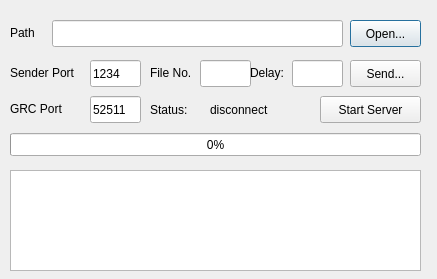
This is file_send.ui in ArtisticZhao/file_sender_to_GNURadio as Qt 5 draws it before an edit. The edited form follows.
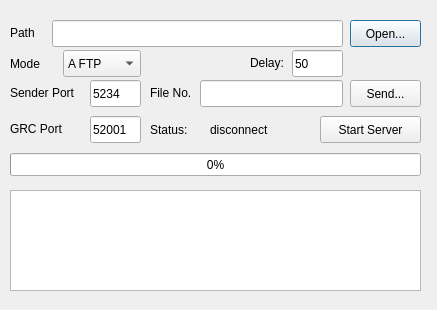
This is the edited form.

```diff
--- a/file_send.ui
+++ b/file_send.ui
@@ -7,7 +7,7 @@
     <x>0</x>
     <y>0</y>
     <width>437</width>
-    <height>279</height>
+    <height>310</height>
    </rect>
   </property>
   <property name="windowTitle">
@@ -53,7 +53,7 @@
    <property name="geometry">
     <rect>
      <x>10</x>
-     <y>170</y>
+     <y>190</y>
      <width>411</width>
      <height>101</height>
     </rect>
@@ -63,20 +63,20 @@
    <property name="geometry">
     <rect>
      <x>90</x>
-     <y>96</y>
+     <y>116</y>
      <width>51</width>
      <height>27</height>
     </rect>
    </property>
    <property name="text">
-    <string>52511</string>
+    <string>52001</string>
    </property>
   </widget>
   <widget class="QLabel" name="label_2">
    <property name="geometry">
     <rect>
      <x>10</x>
-     <y>100</y>
+     <y>120</y>
      <width>66</width>
      <height>17</height>
     </rect>
@@ -89,7 +89,7 @@
    <property name="geometry">
     <rect>
      <x>320</x>
-     <y>96</y>
+     <y>116</y>
      <width>101</width>
      <height>27</height>
     </rect>
@@ -102,7 +102,7 @@
    <property name="geometry">
     <rect>
      <x>150</x>
-     <y>101</y>
+     <y>121</y>
      <width>51</width>
      <height>17</height>
     </rect>
@@ -115,7 +115,7 @@
    <property name="geometry">
     <rect>
      <x>210</x>
-     <y>100</y>
+     <y>120</y>
      <width>81</width>
      <height>20</height>
     </rect>
@@ -128,7 +128,7 @@
    <property name="geometry">
     <rect>
      <x>10</x>
-     <y>133</y>
+     <y>153</y>
      <width>411</width>
      <height>23</height>
     </rect>
@@ -144,7 +144,7 @@
    <property name="geometry">
     <rect>
      <x>350</x>
-     <y>60</y>
+     <y>80</y>
      <width>71</width>
      <height>27</height>
     </rect>
@@ -157,7 +157,7 @@
    <property name="geometry">
     <rect>
      <x>10</x>
-     <y>64</y>
+     <y>84</y>
      <width>81</width>
      <height>17</height>
     </rect>
@@ -170,13 +170,13 @@
    <property name="geometry">
     <rect>
      <x>90</x>
-     <y>60</y>
+     <y>80</y>
      <width>51</width>
      <height>27</height>
     </rect>
    </property>
    <property name="text">
-    <string>1234</string>
+    <string>5234</string>
    </property>
    <property name="placeholderText">
     <string/>
@@ -186,7 +186,7 @@
    <property name="geometry">
     <rect>
      <x>150</x>
-     <y>64</y>
+     <y>84</y>
      <width>51</width>
      <height>17</height>
     </rect>
@@ -199,8 +199,8 @@
    <property name="geometry">
     <rect>
      <x>200</x>
-     <y>60</y>
-     <width>51</width>
+     <y>80</y>
+     <width>143</width>
      <height>27</height>
     </rect>
    </property>
@@ -215,7 +215,7 @@
    <property name="geometry">
     <rect>
      <x>250</x>
-     <y>64</y>
+     <y>54</y>
      <width>51</width>
      <height>17</height>
     </rect>
@@ -228,18 +228,56 @@
    <property name="geometry">
     <rect>
      <x>292</x>
-     <y>60</y>
+     <y>50</y>
      <width>51</width>
      <height>27</height>
     </rect>
    </property>
    <property name="text">
-    <string/>
+    <string>50</string>
    </property>
    <property name="placeholderText">
     <string/>
    </property>
   </widget>
+  <widget class="QComboBox" name="comboBox">
+   <property name="geometry">
+    <rect>
+     <x>63</x>
+     <y>50</y>
+     <width>78</width>
+     <height>27</height>
+    </rect>
+   </property>
+   <item>
+    <property name="text">
+     <string>A FTP</string>
+    </property>
+   </item>
+   <item>
+    <property name="text">
+     <string>B FTP</string>
+    </property>
+   </item>
+   <item>
+    <property name="text">
+     <string/>
+    </property>
+   </item>
+  </widget>
+  <widget class="QLabel" name="label_7">
+   <property name="geometry">
+    <rect>
+     <x>10</x>
+     <y>55</y>
+     <width>41</width>
+     <height>17</height>
+    </rect>
+   </property>
+   <property name="text">
+    <string>Mode</string>
+   </property>
+  </widget>
  </widget>
  <resources/>
  <connections/>
```
